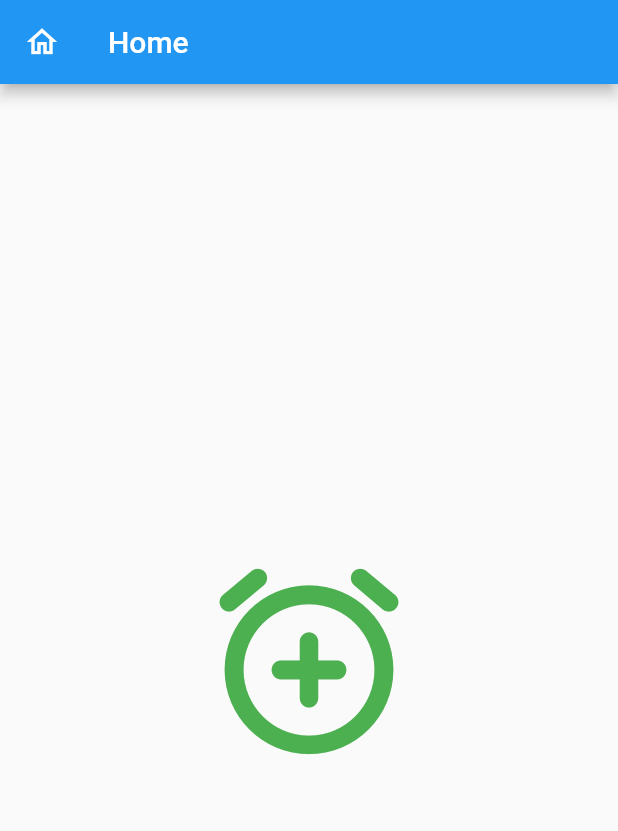
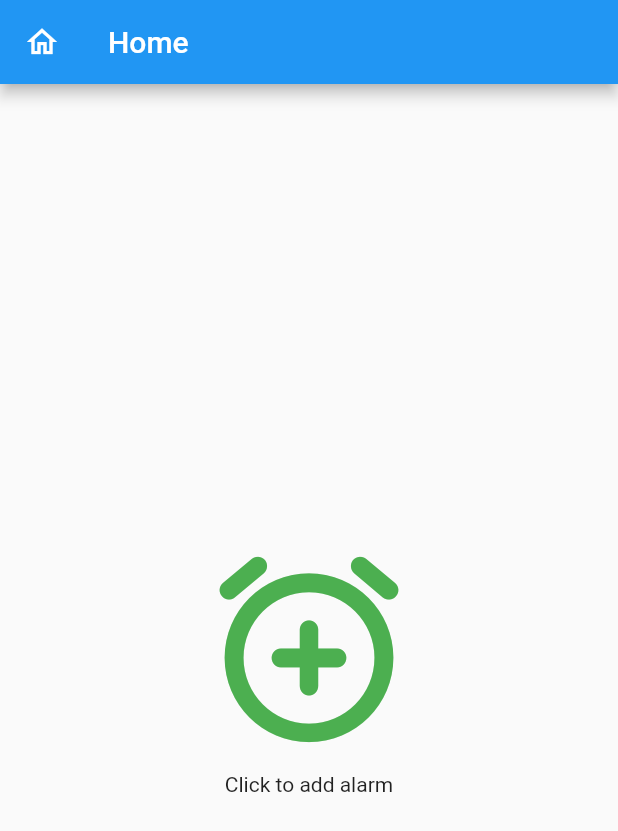
Before and after one commit to billp72/municipalMessaging, a Flutter app: the MyHomePage screen opened by its route, on a phone screen of 412 x 824 dp. Shown: the top 831 px of the screen. Run offline on Flutter 3.47's test engine with Material 2 defaults, Android fonts, the phone set to English and light mode, and no system bars; our stand-ins replace cloud_firestore, cloud_functions, firebase_auth, firebase_core, responsive_grid, shared_preferences; accounts and stored records are empty.

Commit message:
centered with text

```diff
--- a/lib/navigation/screens/home.dart
+++ b/lib/navigation/screens/home.dart
@@ -83,9 +83,10 @@ class _MyHomePageState extends State<MyHomePage> {
             builder: (context, alertSnap) {
               if (!alertSnap.hasData || alertSnap.data.length == 0) {
                 return Center(
-                    heightFactor: 20,
-                    widthFactor: 20,
-                    child: IconButton(
+                    child: Column(
+                        mainAxisAlignment: MainAxisAlignment.center,
+                        children: <Widget>[
+                      IconButton(
                           iconSize: 150,
                           icon: const Icon(
                             Icons.add_alarm_rounded,
@@ -94,7 +95,11 @@ class _MyHomePageState extends State<MyHomePage> {
                           ),
                           onPressed: () {
                             _selectPage({}, 0);
-                        }));
+                          }),
+                      const Text(
+                        "Click to add alarm",
+                      )
+                    ]));
               } else if (alertSnap.connectionState == ConnectionState.waiting &&
                   !alertSnap.hasData) {
                 return const Center(child: CircularProgressIndicator());
```
Lines whose indentation alone changed are shown as unchanged.
